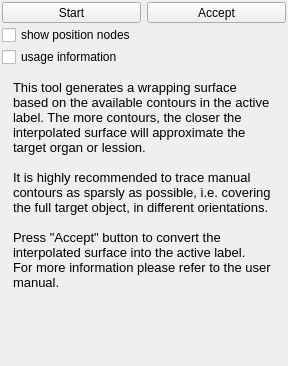
Above: Modules/SegmentationUI/Qmitk/QmitkSurfaceBasedInterpolatorWidgetGUIControls.ui from MITK/MITK before the change. Below: the same form after it.
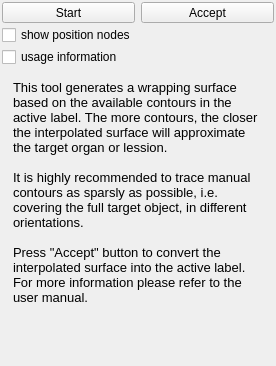
That is the form after the change. Icons and pictures are not drawn.

Commit message:
improved GUI: similar to the original setup
however, we keep the start/stop button because in the original design it was not nice to change the combo box and wait (with the application freezed) for the slice/surface-based interpolation widget to initialize itself.

```diff
--- a/Modules/SegmentationUI/Qmitk/QmitkSurfaceBasedInterpolatorWidgetGUIControls.ui
+++ b/Modules/SegmentationUI/Qmitk/QmitkSurfaceBasedInterpolatorWidgetGUIControls.ui
@@ -6,7 +6,7 @@
    <rect>
     <x>0</x>
     <y>0</y>
-    <width>288</width>
+    <width>276</width>
     <height>366</height>
    </rect>
   </property>
```
The commit also changes 5 other files.
